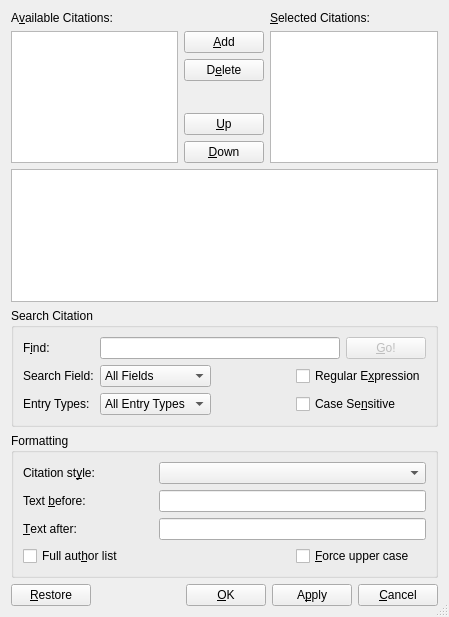
This is src/frontends/qt4/ui/CitationUi.ui in cburschka/lyx as Qt 5 draws it before an edit. The edited form follows.
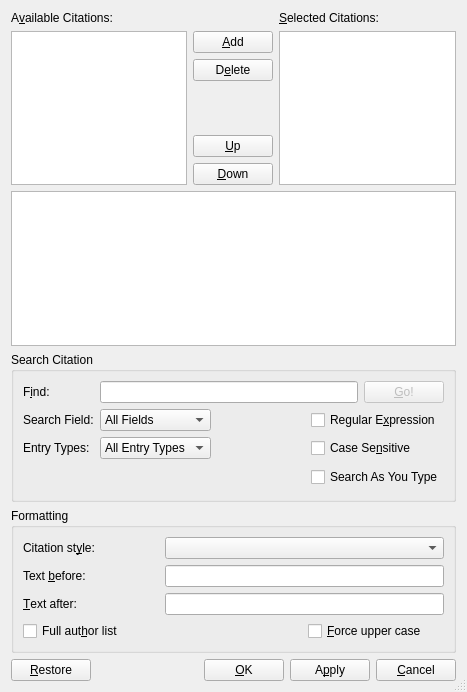
This is the edited form. Icons and pictures are not drawn.

Commit message: Add "Search as You Type" option to citation dialog.

Patch:
```diff
--- a/src/frontends/qt4/ui/CitationUi.ui
+++ b/src/frontends/qt4/ui/CitationUi.ui
@@ -5,8 +5,8 @@
    <rect>
     <x>0</x>
     <y>0</y>
-    <width>449</width>
-    <height>617</height>
+    <width>467</width>
+    <height>692</height>
    </rect>
   </property>
   <property name="sizePolicy" >
@@ -291,6 +291,26 @@
         </property>
        </widget>
       </item>
+      <item row="3" column="0" colspan="3" >
+       <spacer>
+        <property name="orientation" >
+         <enum>Qt::Horizontal</enum>
+        </property>
+        <property name="sizeHint" >
+         <size>
+          <width>271</width>
+          <height>25</height>
+         </size>
+        </property>
+       </spacer>
+      </item>
+      <item row="3" column="3" colspan="2" >
+       <widget class="QCheckBox" name="asTypeCB" >
+        <property name="text" >
+         <string>Search As You Type</string>
+        </property>
+       </widget>
+      </item>
      </layout>
     </widget>
    </item>
```
The commit also changes 2 other files.
